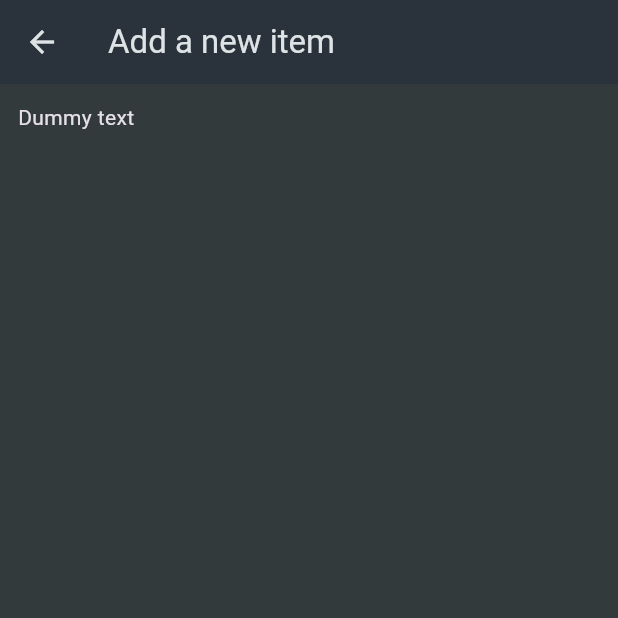
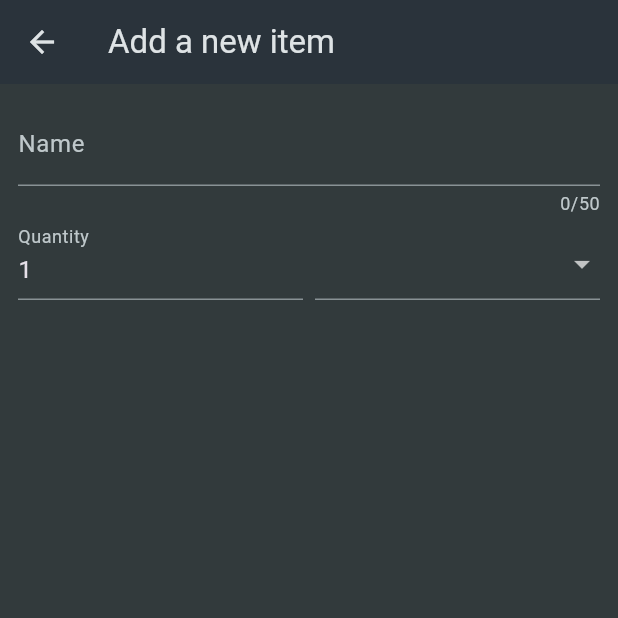
Before and after one commit to viniciusdias2902/shopping_list_app, a Flutter app: the NewItem screen opened directly, on a phone screen of 412 x 824 dp, the top half of it. Run offline on Flutter 3.47's test engine with Material 3 defaults, Android fonts, the phone set to English and light mode, and no system bars.

Commit message:
feat(new_item.dart): adds basic inputs

```diff
--- a/lib/screens/new_item.dart
+++ b/lib/screens/new_item.dart
@@ -1,4 +1,5 @@
 import 'package:flutter/material.dart';
+import 'package:shopping_list_app/data/categories.dart';
 
 class NewItem extends StatefulWidget {
   const NewItem({super.key});
@@ -13,7 +14,55 @@ class _NewItemState extends State<NewItem> {
       appBar: AppBar(title: const Text('Add a new item')),
       body: Padding(
         padding: const EdgeInsets.all(12),
-        child: Text('Dummy text'),
+        child: Form(
+          child: Column(
+            children: [
+              TextFormField(
+                maxLength: 50,
+                decoration: InputDecoration(label: const Text('Name')),
+                validator: (value) {
+                  return 'demo';
+                },
+              ),
+              Row(
+                crossAxisAlignment: CrossAxisAlignment.end,
+                children: [
+                  Expanded(
+                    child: TextFormField(
+                      decoration: InputDecoration(
+                        label: const Text('Quantity'),
+                      ),
+                      initialValue: '1',
+                    ),
+                  ),
+                  const SizedBox(width: 8),
+                  Expanded(
+                    child: DropdownButtonFormField(
+                      items: [
+                        for (final category in categories.entries)
+                          DropdownMenuItem(
+                            value: category.value,
+                            child: Row(
+                              children: [
+                                Container(
+                                  width: 16,
+                                  height: 16,
+                                  color: category.value.color,
+                                ),
+                                SizedBox(width: 6),
+                                Text(category.value.name),
+                              ],
+                            ),
+                          ),
+                      ],
+                      onChanged: (value) {},
+                    ),
+                  ),
+                ],
+              ),
+            ],
+          ),
+        ),
       ),
     );
   }
```
